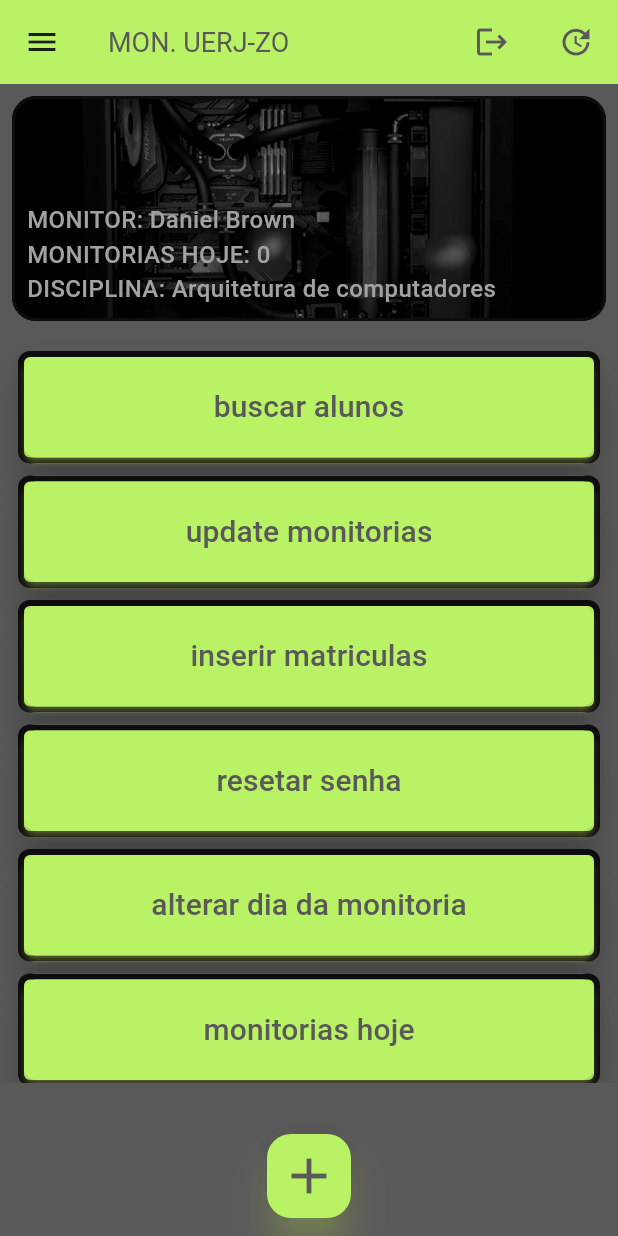
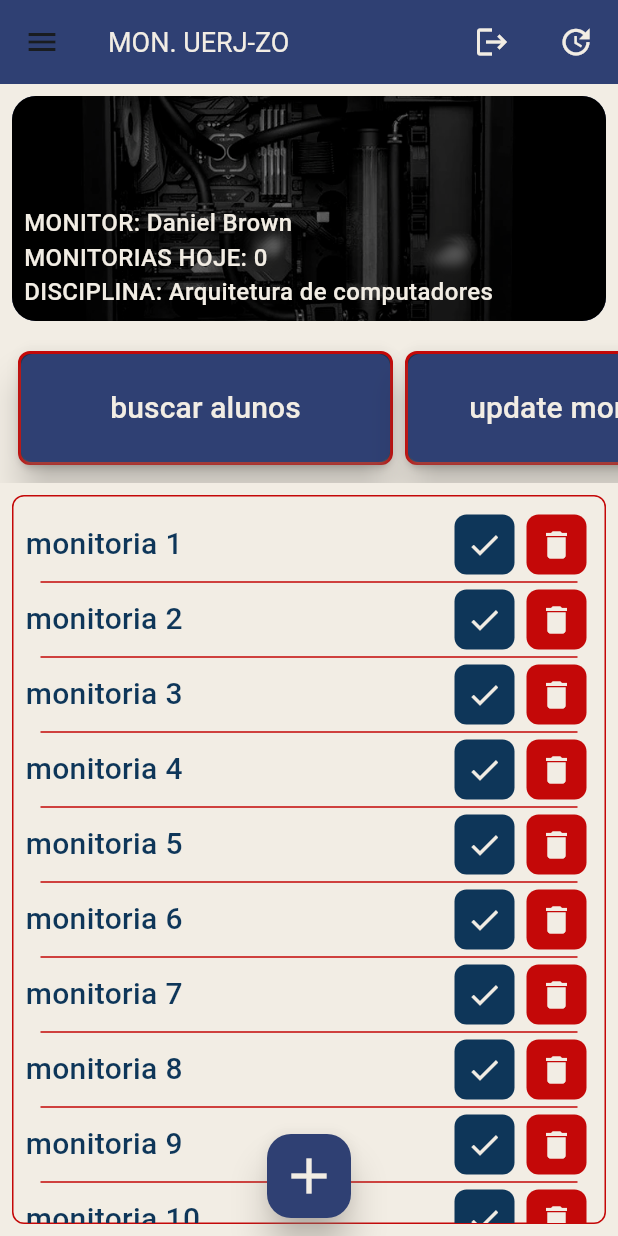
Before and after one commit to DanielBrown1998/USM_Flutter, a Flutter app: the screen it shows after launch, on a phone screen of 412 x 824 dp. Run offline on Flutter 3.47's test engine with Material 3 defaults, Android fonts, the light colour scheme and no system bars.

Commit message:
feat: update theme colors and improve header and drawer styles for better UI consistency

```diff
--- a/app/lib/components/body.dart
+++ b/app/lib/components/body.dart
@@ -1,35 +1,40 @@
 import "package:flutter/material.dart";
 
-class ListBody {
-  static Widget list(BuildContext context) {
+class ListBody extends StatelessWidget {
+  const ListBody({super.key});
+  @override
+  Widget build(BuildContext context) {
     List<String> nameButtons = <String>[
       "buscar alunos",
       "update monitorias",
       "inserir matriculas",
       "resetar senha",
       "alterar dia da monitoria",
-      "monitorias hoje"
     ];
     return ListView.builder(
       padding: const EdgeInsets.all(8.0),
       itemCount: nameButtons.length,
+      scrollDirection: Axis.horizontal,
+      shrinkWrap: true,
+      physics: const BouncingScrollPhysics(),
       itemBuilder: (context, int i) {
         return Card(
           borderOnForeground: true,
           elevation: 10,
           child: Container(
-            height: 75,
+            height: 50,
+            width: 250,
             decoration: BoxDecoration(
-              color: Theme.of(context).cardColor,
+              color: Theme.of(context).primaryColorDark,
               borderRadius: BorderRadius.circular(8.0),
               border: Border.all(
                 color: Theme.of(context).dividerColor,
-                width: 4,
+                width: 2,
               ),
             ),
             child: MaterialButton(
               onPressed: () {},
-              splashColor: Theme.of(context).primaryColor,
+              splashColor: Theme.of(context).primaryColorDark,
               color: Theme.of(context).cardColor,
               shape: RoundedRectangleBorder(
                 borderRadius: BorderRadius.circular(8.0),
@@ -38,7 +43,7 @@ class ListBody {
                 nameButtons[i],
                 style: TextStyle(
                   decoration: TextDecoration.none,
-                  color: Theme.of(context).primaryColorDark,
+                  color: Theme.of(context).primaryColor,
                   fontSize: 20,
                   fontWeight: FontWeight.w500,
                   fontFamily: "Roboto",
@@ -51,3 +56,94 @@ class ListBody {
     );
   }
 }
+
+class MonitoriaView extends StatelessWidget {
+  MonitoriaView({super.key});
+
+  final List<dynamic> listMonitorias = <dynamic>[
+    "monitoria 1",
+    "monitoria 2",
+    "monitoria 3",
+    "monitoria 4",
+    "monitoria 5",
+    "monitoria 6",
+    "monitoria 7",
+    "monitoria 8",
+    "monitoria 9",
+    "monitoria 10",
+  ];
+
+  @override
+  Widget build(BuildContext context) {
+    return Padding(
+      padding: const EdgeInsets.all(8.0),
+      child: Container(
+        decoration: BoxDecoration(
+          color: Theme.of(context).primaryColor,
+          borderRadius: BorderRadius.circular(8.0),
+          border: Border.all(
+            color: Theme.of(context).dividerColor,
+            width: 1,
+          ),
+        ),
+        child: ListView.separated(
+          padding: const EdgeInsets.all(8.0),
+          scrollDirection: Axis.vertical,
+          shrinkWrap: true,
+          physics: const BouncingScrollPhysics(),
+          itemCount: listMonitorias.length,
+          itemBuilder: (context, int i) {
+            return Row(
+              mainAxisAlignment: MainAxisAlignment.spaceBetween,
+              crossAxisAlignment: CrossAxisAlignment.center,
+              children: [
+                Text(
+                  "${listMonitorias[i]}",
+                  style: TextStyle(
+                    decoration: TextDecoration.none,
+                    color: Theme.of(context).primaryColorDark,
+                    fontSize: 20,
+                    fontWeight: FontWeight.w500,
+                    fontFamily: "Roboto",
+                  ),
+                ),
+                Row(
+                  mainAxisAlignment: MainAxisAlignment.center,
+                  children: [
+                  IconButton(
+                    onPressed: () {},
+                    icon: Icon(Icons.check, color: Theme.of(context).primaryColor),
+                    style: ElevatedButton.styleFrom(
+                      backgroundColor: Theme.of(context).primaryColorDark,
+                      shape: RoundedRectangleBorder(
+                        borderRadius: BorderRadius.circular(8.0),
+                      ),
+                    ),
+                  ),
+                  IconButton(
+                    style: ElevatedButton.styleFrom(
+                      backgroundColor: Theme.of(context).dividerColor,
+                      shape: RoundedRectangleBorder(
+                        borderRadius: BorderRadius.circular(8.0),
+                      ),
+                    ),
+                    icon: Icon(Icons.delete, color: Theme.of(context).primaryColor),
+                    onPressed: () {},
+                  ),
+                ])
+              ],
+            );
+          }, separatorBuilder: (BuildContext context, int index) {
+            return Divider(
+              color: Theme.of(context).dividerColor,
+              height: 2,
+              thickness: 1,
+              indent: 10,
+              endIndent: 10,
+            );
+          },
+        ),
+      ),
+    );
+  }
+}
--- a/app/lib/components/drawer.dart
+++ b/app/lib/components/drawer.dart
@@ -5,50 +5,50 @@ class ListDrawer {
     List<List<Widget>> listWidgets = [
       [
         Text("home",
-            style: TextStyle(color: Theme.of(context).primaryColorDark)),
+            style: TextStyle(color: Theme.of(context).primaryColor)),
         Icon(
           Icons.home,
-          color: Theme.of(context).primaryColorDark,
+          color: Theme.of(context).primaryColor,
         ),
       ],
       [
         Text("dias disponiveis",
-            style: TextStyle(color: Theme.of(context).primaryColorDark)),
+            style: TextStyle(color: Theme.of(context).primaryColor)),
         Icon(
           Icons.calendar_today,
-          color: Theme.of(context).primaryColorDark,
+          color: Theme.of(context).primaryColor,
         ),
       ],
       [
         Text("monitorias hoje",
-            style: TextStyle(color: Theme.of(context).primaryColorDark)),
+            style: TextStyle(color: Theme.of(context).primaryColor)),
         Icon(
           Icons.today,
-          color: Theme.of(context).primaryColorDark,
+          color: Theme.of(context).primaryColor,
         ),
       ],
       [
         Text("config",
-            style: TextStyle(color: Theme.of(context).primaryColorDark)),
+            style: TextStyle(color: Theme.of(context).primaryColor)),
         Icon(
           Icons.settings,
-          color: Theme.of(context).primaryColorDark,
+          color: Theme.of(context).primaryColor,
         ),
       ],
       [
         Text("matriculas",
-            style: TextStyle(color: Theme.of(context).primaryColorDark)),
+            style: TextStyle(color: Theme.of(context).primaryColor)),
         Icon(
           Icons.vpn_key,
-          color: Theme.of(context).primaryColorDark,
+          color: Theme.of(context).primaryColor,
         ),
       ],
       [
         Text("info",
-            style: TextStyle(color: Theme.of(context).primaryColorDark)),
+            style: TextStyle(color: Theme.of(context).primaryColor)),
         Icon(
           Icons.info,
-          color: Theme.of(context).primaryColorDark,
+          color: Theme.of(context).primaryColor,
         ),
       ],
     ];
@@ -60,7 +60,7 @@ class ListDrawer {
         padding: const EdgeInsets.all(8.0),
         child: ListView.separated(
           separatorBuilder: (BuildContext context, int i) => Divider(
-            color: Theme.of(context).primaryColorDark,
+            color: Theme.of(context).dividerColor,
           ),
           itemCount: listWidgets.length,
           itemBuilder: (BuildContext context, int i) {
--- a/app/lib/components/header.dart
+++ b/app/lib/components/header.dart
@@ -12,10 +12,7 @@ class Header extends StatelessWidget {
       height: 150,
       decoration: BoxDecoration(
         color: Theme.of(context).cardColor,
-        border: Border.all(
-          color: Theme.of(context).dividerColor,
-          width: 2,
-        ),
+
         borderRadius: BorderRadius.all(
           Radius.elliptical(16, 16),
         ),
--- a/app/lib/home_screen/home_screen.dart
+++ b/app/lib/home_screen/home_screen.dart
@@ -16,7 +16,7 @@ class _HomeState extends State<Home> {
   @override
   Widget build(BuildContext context) {
     return Scaffold(
-      backgroundColor: Theme.of(context).scaffoldBackgroundColor,
+      backgroundColor: Theme.of(context).primaryColor,
       appBar: AppBar(
         backgroundColor: Theme.of(context).cardColor,
         actions: [
@@ -25,7 +25,7 @@ class _HomeState extends State<Home> {
             child: IconButton(
               onPressed: () {},
               icon: Icon(Icons.logout),
-              color: Theme.of(context).primaryColorDark,
+              color: Theme.of(context).primaryColor,
             ),
           ),
           Padding(
@@ -33,14 +33,14 @@ class _HomeState extends State<Home> {
             child: IconButton(
               onPressed: () {},
               icon: Icon(Icons.update),
-              color: Theme.of(context).primaryColorDark,
+              color: Theme.of(context).primaryColor,
             ),
           ),
         ],
         title: Text(
           widget.title,
           style: TextStyle(
-            color: Theme.of(context).primaryColorDark,
+            color: Theme.of(context).primaryColor,
             fontSize: 18,
           ),
         ),
@@ -56,8 +56,15 @@ class _HomeState extends State<Home> {
             ),
           ),
           SizedBox(
-            height: 500,
-            child: custom_body.ListBody.list(context),
+            height: 100,
+            child: custom_body.ListBody(
+              key: Key("home_screen"),
+            ),
+          ),
+          Expanded(
+            child: custom_body.MonitoriaView(
+              key: Key("home_screen"),
+            ),
           ),
         ],
       ),
@@ -70,13 +77,14 @@ class _HomeState extends State<Home> {
         backgroundColor: Theme.of(context).cardColor,
         child: Icon(
           Icons.add,
-          color: Theme.of(context).primaryColorDark,
+          color: Theme.of(context).primaryColor,
           size: 40,
         ),
       ),
       floatingActionButtonLocation:
           FloatingActionButtonLocation.miniCenterFloat,
       floatingActionButtonAnimator: FloatingActionButtonAnimator.scaling,
+
     );
   }
 }
--- a/app/lib/main.dart
+++ b/app/lib/main.dart
@@ -16,15 +16,15 @@ class MyApp extends StatelessWidget {
     return MaterialApp(
       title: title,
       theme: ThemeData(
-        cardColor: Color(0xFFBAF266),
-        dividerColor: Color(0xFF0D0D0D),
-        shadowColor: const Color(0xFFD6F272),
-        primaryColorDark: Color(0xFF595959),
-        primaryColor: Color.fromARGB(255, 162, 162, 162),
+        cardColor: Color(0xFF2f4073),
+        dividerColor: Color.fromARGB(255, 196, 8, 8),
+        shadowColor: const Color(0xFFbfb6aa),
+        primaryColorDark: Color(0xFF0e3659),
+        primaryColor: Color(0xFFF2EDE4),
         scaffoldBackgroundColor: const Color(0xFF595959),
         colorScheme: ColorScheme.fromSeed(
-            seedColor: const Color(0xFF6F8C42),
-            primary: const Color(0xFF595959),),
+            seedColor: const Color(0xFF0e3659),
+            primary: const Color(0xFFF2EDE4),),
         useMaterial3: true,
       ),
       home: Home(
```
Also changed, not shown: 4 other files.
